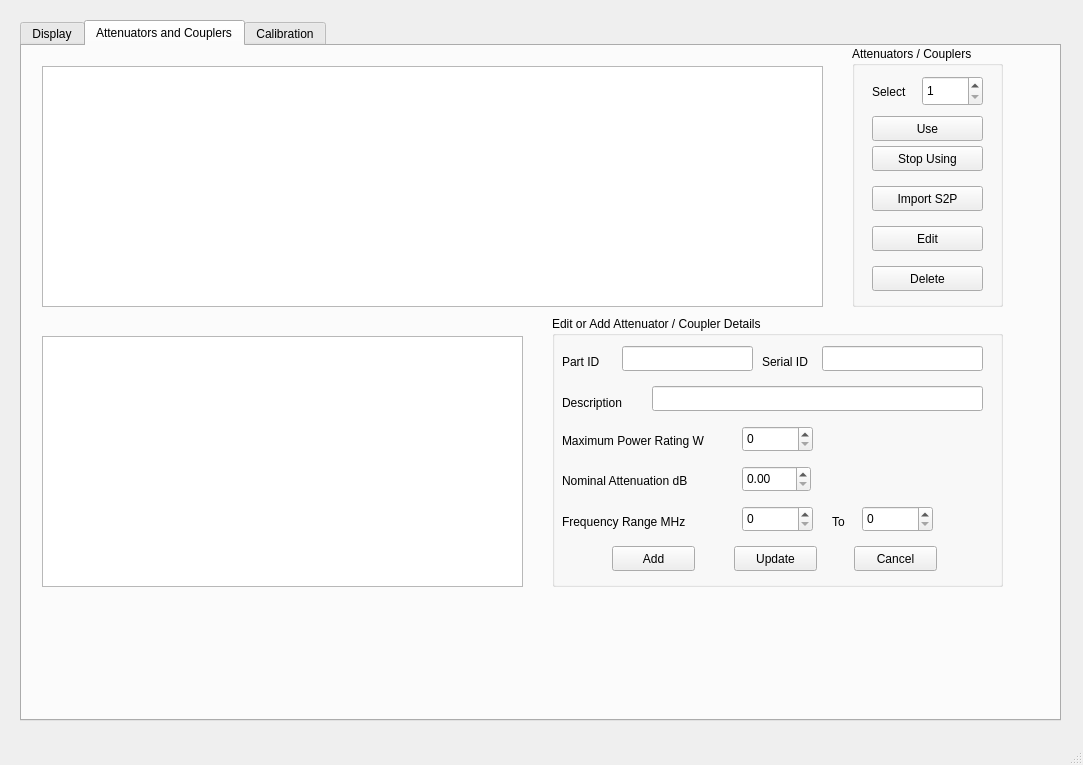
Above: powerMeter.ui from g4ixt/RFPowerMeter before the change. Below: the same form after it.
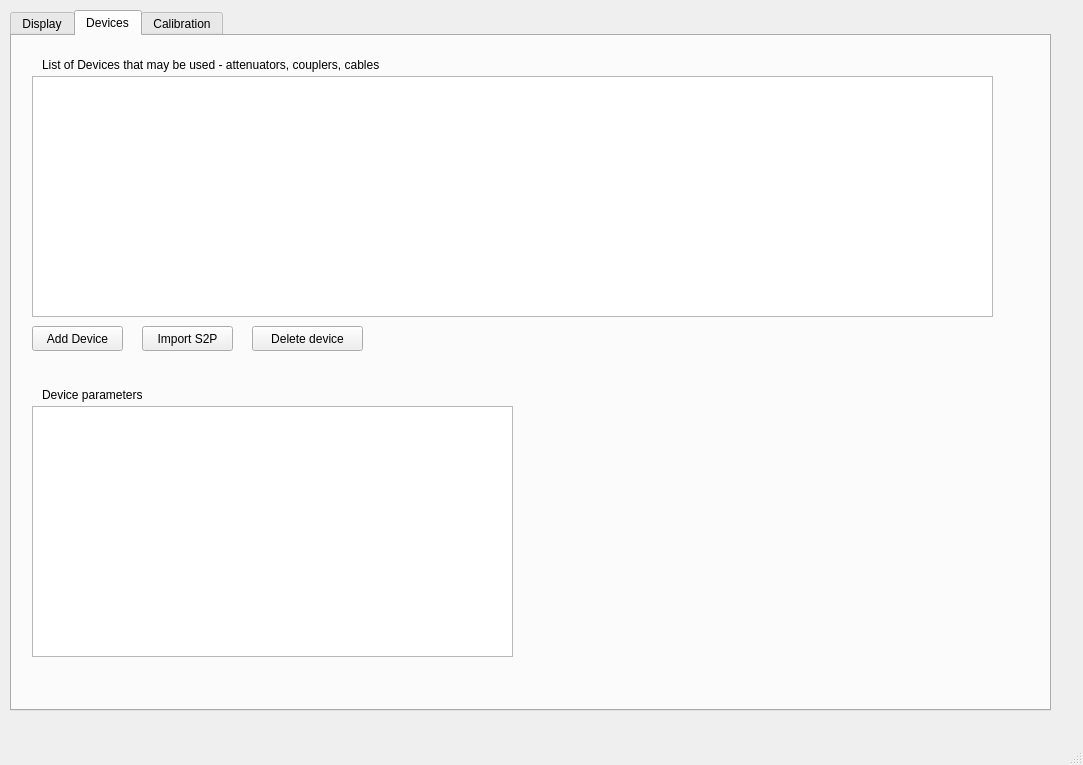
That is the form after the change. Custom widgets are drawn as their Qt base class.

Patch:
```diff
--- a/powerMeter.ui
+++ b/powerMeter.ui
@@ -17,8 +17,8 @@
    <widget class="QTabWidget" name="tabWidget">
     <property name="geometry">
      <rect>
-      <x>20</x>
-      <y>20</y>
+      <x>10</x>
+      <y>10</y>
       <width>1041</width>
       <height>701</height>
      </rect>
@@ -99,6 +99,30 @@
        <property name="styleSheet">
         <string notr="true"/>
        </property>
+       <widget class="QLabel" name="label_4">
+        <property name="geometry">
+         <rect>
+          <x>360</x>
+          <y>246</y>
+          <width>91</width>
+          <height>61</height>
+         </rect>
+        </property>
+        <property name="font">
+         <font>
+          <pointsize>32</pointsize>
+         </font>
+        </property>
+        <property name="layoutDirection">
+         <enum>Qt::LeftToRight</enum>
+        </property>
+        <property name="text">
+         <string>W</string>
+        </property>
+        <property name="alignment">
+         <set>Qt::AlignRight|Qt::AlignTrailing|Qt::AlignVCenter</set>
+        </property>
+       </widget>
       </widget>
      </widget>
      <widget class="QLabel" name="powerUnit">
@@ -357,124 +381,94 @@
        <string>Sensor power for best accuracy</string>
       </property>
      </widget>
-    </widget>
-    <widget class="QWidget" name="tab_2">
-     <attribute name="title">
-      <string>Attenuators and Couplers</string>
-     </attribute>
+     <widget class="PlotWidget" name="powerGraph" native="true">
+      <property name="geometry">
+       <rect>
+        <x>30</x>
+        <y>460</y>
+        <width>971</width>
+        <height>191</height>
+       </rect>
+      </property>
+     </widget>
      <widget class="QGroupBox" name="groupBox">
       <property name="geometry">
        <rect>
-        <x>830</x>
-        <y>0</y>
-        <width>151</width>
-        <height>261</height>
+        <x>570</x>
+        <y>250</y>
+        <width>431</width>
+        <height>141</height>
        </rect>
       </property>
       <property name="title">
-       <string>Attenuators / Couplers</string>
+       <string>Power calculated using all factors at selected Frequency</string>
       </property>
-      <widget class="QSpinBox" name="AttenIDspin">
-       <property name="geometry">
-        <rect>
-         <x>70</x>
-         <y>30</y>
-         <width>61</width>
-         <height>30</height>
-        </rect>
-       </property>
-       <property name="minimum">
-        <number>1</number>
-       </property>
-      </widget>
-      <widget class="QLabel" name="label_11">
-       <property name="geometry">
-        <rect>
-         <x>20</x>
-         <y>30</y>
-         <width>62</width>
-         <height>31</height>
-        </rect>
-       </property>
-       <property name="text">
-        <string>Select</string>
-       </property>
-      </widget>
-      <widget class="QPushButton" name="useButton">
-       <property name="geometry">
-        <rect>
-         <x>20</x>
-         <y>70</y>
-         <width>111</width>
-         <height>25</height>
-        </rect>
-       </property>
-       <property name="text">
-        <string>Use</string>
-       </property>
-      </widget>
-      <widget class="QPushButton" name="unuseButton">
-       <property name="geometry">
-        <rect>
-         <x>20</x>
-         <y>100</y>
-         <width>111</width>
-         <height>25</height>
-        </rect>
-       </property>
-       <property name="text">
-        <string>Stop Using</string>
-       </property>
-      </widget>
-      <widget class="QPushButton" name="importButton">
-       <property name="geometry">
-        <rect>
-         <x>20</x>
-         <y>140</y>
-         <width>111</width>
-         <height>25</height>
-        </rect>
-       </property>
-       <property name="text">
-        <string>Import S2P</string>
-       </property>
-      </widget>
-      <widget class="QPushButton" name="editButton">
-       <property name="geometry">
-        <rect>
-         <x>20</x>
-         <y>180</y>
-         <width>111</width>
-         <height>25</height>
-        </rect>
-       </property>
-       <property name="text">
-        <string>Edit</string>
-       </property>
-      </widget>
-      <widget class="QPushButton" name="deleteButton">
-       <property name="geometry">
-        <rect>
-         <x>20</x>
-         <y>220</y>
-         <width>111</width>
-         <height>25</height>
-        </rect>
-       </property>
-       <property name="text">
-        <string>Delete</string>
-       </property>
-      </widget>
      </widget>
+     <widget class="QLabel" name="label_3">
+      <property name="geometry">
+       <rect>
+        <x>570</x>
+        <y>420</y>
+        <width>361</width>
+        <height>17</height>
+       </rect>
+      </property>
+      <property name="font">
+       <font>
+        <pointsize>10</pointsize>
+       </font>
+      </property>
+      <property name="styleSheet">
+       <string notr="true">color: rgb(255, 0, 0);</string>
+      </property>
+      <property name="text">
+       <string>Sensor Absolute Maximum input Power is +12dBm</string>
+      </property>
+     </widget>
+     <zorder>groupBox</zorder>
+     <zorder>lcd</zorder>
+     <zorder>frame</zorder>
+     <zorder>powerUnit</zorder>
+     <zorder>groupBox_3</zorder>
+     <zorder>label_9</zorder>
+     <zorder>horizontalSlider</zorder>
+     <zorder>tooLow</zorder>
+     <zorder>tooHigh</zorder>
+     <zorder>label_13</zorder>
+     <zorder>powerGraph</zorder>
+     <zorder>label_3</zorder>
+    </widget>
+    <widget class="QWidget" name="tab_2">
+     <attribute name="title">
+      <string>Devices</string>
+     </attribute>
      <widget class="QTableView" name="browseDevices">
       <property name="geometry">
        <rect>
         <x>20</x>
-        <y>20</y>
-        <width>781</width>
+        <y>40</y>
+        <width>961</width>
         <height>241</height>
        </rect>
       </property>
+      <property name="sizeAdjustPolicy">
+       <enum>QAbstractScrollArea::AdjustIgnored</enum>
+      </property>
+      <property name="editTriggers">
+       <set>QAbstractItemView::AnyKeyPressed|QAbstractItemView::CurrentChanged|QAbstractItemView::DoubleClicked|QAbstractItemView::EditKeyPressed</set>
+      </property>
+      <property name="alternatingRowColors">
+       <bool>true</bool>
+      </property>
+      <property name="selectionMode">
+       <enum>QAbstractItemView::SingleSelection</enum>
+      </property>
+      <property name="selectionBehavior">
+       <enum>QAbstractItemView::SelectRows</enum>
+      </property>
+      <property name="sortingEnabled">
+       <bool>true</bool>
+      </property>
       <attribute name="verticalHeaderVisible">
        <bool>false</bool>
       </attribute>
@@ -483,7 +477,7 @@
       <property name="geometry">
        <rect>
         <x>20</x>
-        <y>290</y>
+        <y>370</y>
         <width>481</width>
         <height>251</height>
        </rect>
@@ -492,218 +486,70 @@
        <enum>Qt::ScrollBarAsNeeded</enum>
       </property>
      </widget>
-     <widget class="QGroupBox" name="groupBox_2">
+     <widget class="QPushButton" name="addDevice">
       <property name="geometry">
        <rect>
-        <x>530</x>
-        <y>270</y>
-        <width>451</width>
-        <height>271</height>
+        <x>20</x>
+        <y>290</y>
+        <width>91</width>
+        <height>25</height>
        </rect>
       </property>
-      <property name="title">
-       <string>Edit or Add Attenuator / Coupler Details</string>
+      <property name="text">
+       <string>Add Device</string>
       </property>
-      <widget class="QLineEdit" name="Description">
-       <property name="geometry">
-        <rect>
-         <x>100</x>
-         <y>70</y>
-         <width>331</width>
-         <height>25</height>
-        </rect>
-       </property>
-      </widget>
-      <widget class="QLineEdit" name="partID">
-       <property name="geometry">
-        <rect>
-         <x>70</x>
-         <y>30</y>
-         <width>131</width>
-         <height>25</height>
-        </rect>
-       </property>
-      </widget>
-      <widget class="QDoubleSpinBox" name="nominalValue">
-       <property name="geometry">
-        <rect>
-         <x>190</x>
-         <y>150</y>
-         <width>69</width>
-         <height>26</height>
-        </rect>
-       </property>
-      </widget>
-      <widget class="QSpinBox" name="minFreq">
-       <property name="geometry">
-        <rect>
-         <x>190</x>
-         <y>190</y>
-         <width>71</width>
-         <height>26</height>
-        </rect>
-       </property>
-      </widget>
-      <widget class="QSpinBox" name="maxFreq">
-       <property name="geometry">
-        <rect>
-         <x>310</x>
-         <y>190</y>
-         <width>71</width>
-         <height>26</height>
-        </rect>
-       </property>
-      </widget>
-      <widget class="QLineEdit" name="serialID">
-       <property name="geometry">
-        <rect>
-         <x>270</x>
-         <y>30</y>
-         <width>161</width>
-         <height>25</height>
-        </rect>
-       </property>
-      </widget>
-      <widget class="QSpinBox" name="powerRating">
-       <property name="geometry">
-        <rect>
-         <x>190</x>
-         <y>110</y>
-         <width>71</width>
-         <height>26</height>
-        </rect>
-       </property>
-      </widget>
-      <widget class="QPushButton" name="updateButton">
-       <property name="geometry">
-        <rect>
-         <x>182</x>
-         <y>230</y>
-         <width>83</width>
-         <height>25</height>
-        </rect>
-       </property>
-       <property name="text">
-        <string>Update</string>
-       </property>
-      </widget>
-      <widget class="QPushButton" name="cancelButton">
-       <property name="geometry">
-        <rect>
-         <x>302</x>
-         <y>230</y>
-         <width>83</width>
-         <height>25</height>
-        </rect>
-       </property>
-       <property name="text">
-        <string>Cancel</string>
-       </property>
-      </widget>
-      <widget class="QLabel" name="label">
-       <property name="geometry">
-        <rect>
-         <x>10</x>
-         <y>190</y>
-         <width>181</width>
-         <height>31</height>
-        </rect>
-       </property>
-       <property name="text">
-        <string>Frequency Range MHz</string>
-       </property>
-      </widget>
-      <widget class="QLabel" name="label_2">
-       <property name="geometry">
-        <rect>
-         <x>10</x>
-         <y>150</y>
-         <width>171</width>
-         <height>30</height>
-        </rect>
-       </property>
-       <property name="text">
-        <string>Nominal Attenuation dB</string>
-       </property>
-      </widget>
-      <widget class="QLabel" name="label_3">
-       <property name="geometry">
-        <rect>
-         <x>10</x>
-         <y>110</y>
-         <width>181</width>
-         <height>30</height>
-        </rect>
-       </property>
-       <property name="text">
-        <string>Maximum Power Rating W</string>
-       </property>
-      </widget>
-      <widget class="QLabel" name="label_4">
-       <property name="geometry">
-        <rect>
-         <x>210</x>
-         <y>30</y>
-         <width>61</width>
-         <height>31</height>
-        </rect>
-       </property>
-       <property name="text">
-        <string>Serial ID</string>
-       </property>
-      </widget>
-      <widget class="QLabel" name="label_5">
-       <property name="geometry">
-        <rect>
-         <x>280</x>
-         <y>190</y>
-         <width>31</width>
-         <height>31</height>
-        </rect>
-       </property>
-       <property name="text">
-        <string>To</string>
-       </property>
-      </widget>
-      <widget class="QLabel" name="label_6">
-       <property name="geometry">
-        <rect>
-         <x>10</x>
-         <y>76</y>
-         <width>81</width>
-         <height>21</height>
-        </rect>
-       </property>
-       <property name="text">
-        <string>Description</string>
-       </property>
-      </widget>
-      <widget class="QLabel" name="label_7">
-       <property name="geometry">
-        <rect>
-         <x>10</x>
-         <y>30</y>
-         <width>51</width>
-         <height>31</height>
-        </rect>
-       </property>
-       <property name="text">
-        <string>Part ID</string>
-       </property>
-      </widget>
-      <widget class="QPushButton" name="pushButton">
-       <property name="geometry">
-        <rect>
-         <x>60</x>
-         <y>230</y>
-         <width>83</width>
-         <height>25</height>
-        </rect>
-       </property>
-       <property name="text">
-        <string>Add</string>
-       </property>
-      </widget>
+     </widget>
+     <widget class="QPushButton" name="importS2P">
+      <property name="geometry">
+       <rect>
+        <x>130</x>
+        <y>290</y>
+        <width>91</width>
+        <height>25</height>
+       </rect>
+      </property>
+      <property name="text">
+       <string>Import S2P</string>
+      </property>
+     </widget>
+     <widget class="QPushButton" name="deleteDevice">
+      <property name="geometry">
+       <rect>
+        <x>240</x>
+        <y>290</y>
+        <width>111</width>
+        <height>25</height>
+       </rect>
+      </property>
+      <property name="text">
+       <string>Delete device</string>
+      </property>
+     </widget>
+     <widget class="QLabel" name="label">
+      <property name="geometry">
+       <rect>
+        <x>30</x>
+        <y>20</y>
+        <width>431</width>
+        <height>17</height>
+       </rect>
+      </property>
+      <property name="text">
+       <string>List of Devices that may be used - attenuators, couplers, cables</string>
+      </property>
+     </widget>
+     <widget class="QLabel" name="label_2">
+      <property name="geometry">
+       <rect>
+        <x>30</x>
+        <y>350</y>
+        <width>431</width>
+        <height>17</height>
+       </rect>
+      </property>
+      <property name="text">
+       <string>Device parameters</string>
+      </property>
      </widget>
     </widget>
     <widget class="QWidget" name="tab_3">
@@ -754,6 +600,12 @@
     <slot>set_scala_main_count(int)</slot>
    </slots>
   </customwidget>
+  <customwidget>
+   <class>PlotWidget</class>
+   <extends>QWidget</extends>
+   <header>pyqtgraph</header>
+   <container>1</container>
+  </customwidget>
  </customwidgets>
  <resources/>
  <connections/>
```
Left out of the diff: 76 changed lines with no effect on the pictures.
